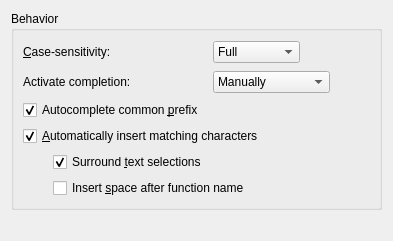
Before: the Qt Designer form src/plugins/cpptools/completionsettingspage.ui in qt-creator/qt-creator, drawn with Qt 5.
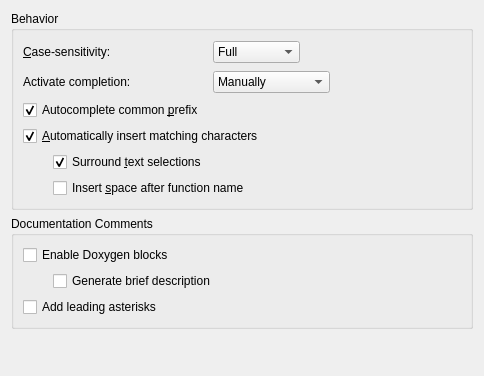
After: the same form once the commit is applied.

Commit message:
C++: Automatic Doxygen comment blocks generation
This improves our completion support for documentation
comments. It's now possible to have a Doxygen block
generated when hitting enter after a /** or /*! comment
start. A couple other related options are also available.

Task-number: QTCREATORBUG-2752
Task-number: QTCREATORBUG-3165

The edit to the form file:
```diff
--- a/src/plugins/cpptools/completionsettingspage.ui
+++ b/src/plugins/cpptools/completionsettingspage.ui
@@ -6,11 +6,11 @@
    <rect>
     <x>0</x>
     <y>0</y>
-    <width>393</width>
-    <height>241</height>
+    <width>484</width>
+    <height>376</height>
    </rect>
   </property>
-  <layout class="QVBoxLayout" name="verticalLayout">
+  <layout class="QVBoxLayout" name="verticalLayout_2">
    <item>
     <widget class="QGroupBox" name="groupBox">
      <property name="title">
@@ -196,6 +196,65 @@
      </layout>
     </widget>
    </item>
+   <item>
+    <widget class="QGroupBox" name="docCommentsGroup">
+     <property name="title">
+      <string>Documentation Comments</string>
+     </property>
+     <layout class="QVBoxLayout" name="verticalLayout">
+      <item>
+       <widget class="QCheckBox" name="enableDoxygenCheckBox">
+        <property name="toolTip">
+         <string>Automatically create a Doxygen comment upon pressing enter after a /** or /*!</string>
+        </property>
+        <property name="text">
+         <string>Enable Doxygen blocks</string>
+        </property>
+       </widget>
+      </item>
+      <item>
+       <layout class="QHBoxLayout" name="horizontalLayout_3">
+        <item>
+         <spacer name="horizontalSpacer_5">
+          <property name="orientation">
+           <enum>Qt::Horizontal</enum>
+          </property>
+          <property name="sizeType">
+           <enum>QSizePolicy::Fixed</enum>
+          </property>
+          <property name="sizeHint" stdset="0">
+           <size>
+            <width>30</width>
+            <height>20</height>
+           </size>
+          </property>
+         </spacer>
+        </item>
+        <item>
+         <widget class="QCheckBox" name="generateBriefCheckBox">
+          <property name="toolTip">
+           <string>Generate a &lt;i&gt;brief&lt;/i&gt; command with an initial description for the corresponding declaration</string>
+          </property>
+          <property name="text">
+           <string>Generate brief description</string>
+          </property>
+         </widget>
+        </item>
+       </layout>
+      </item>
+      <item>
+       <widget class="QCheckBox" name="leadingAsterisksCheckBox">
+        <property name="toolTip">
+         <string>Add leading asterisks when continuing comments on new lines</string>
+        </property>
+        <property name="text">
+         <string>Add leading asterisks</string>
+        </property>
+       </widget>
+      </item>
+     </layout>
+    </widget>
+   </item>
    <item>
     <spacer name="verticalSpacer">
      <property name="orientation">
```
Left out of the diff: 20 changed lines with no effect on the pictures. The commit also changes 12 other files.
